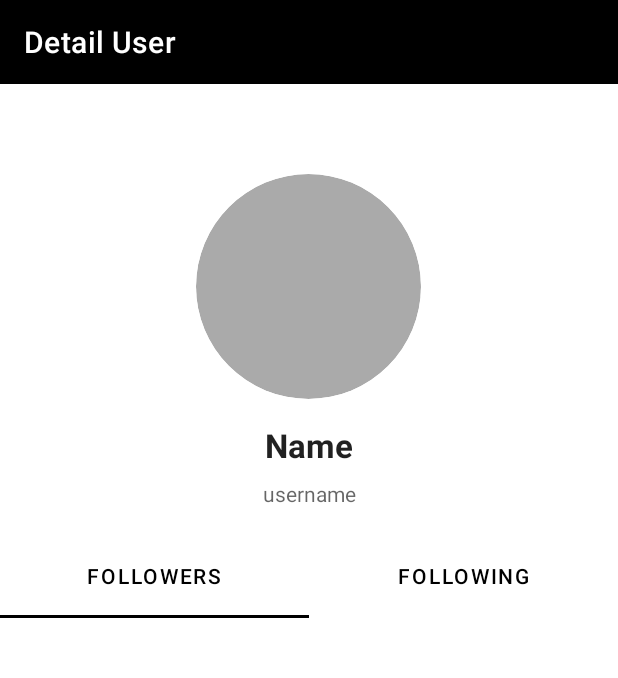
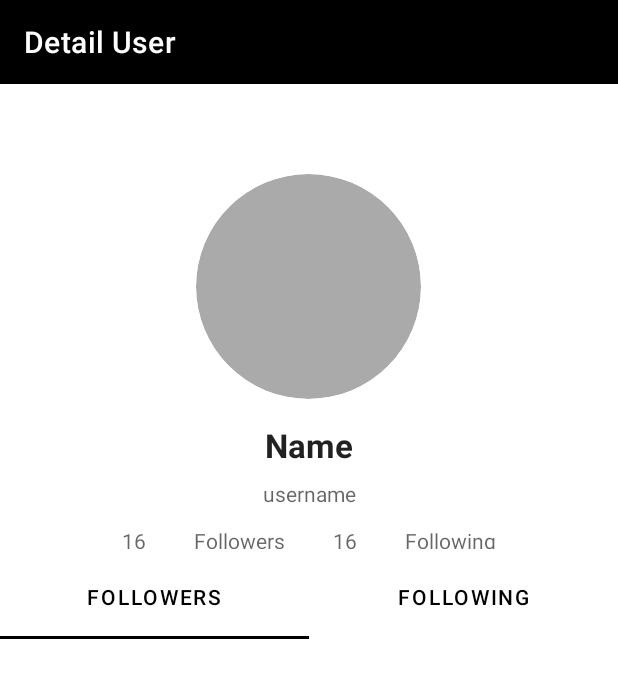
Before and after one commit to rochman25/github_user_submission, an Android app: the DetailActivity screen opened directly, with no data from a screen before it, on a phone screen of 412 x 824 dp. Shown: the top 678 px of the screen. Run offline under Robolectric (Android 15) with nearby library versions, the phone set to English and light mode, and no system bars; our stand-ins replace CircleImageView; pictures from the network do not load; 4 statements that could not run were skipped.

Commit message:
add detail user get from API

```diff
--- a/app/src/main/java/com/example/githubusersubmission/data/network/ResponseDetailUser.kt
+++ b/app/src/main/java/com/example/githubusersubmission/data/model/ResponseDetailUser.kt
@@ -1,4 +1,4 @@
-package com.example.githubusersubmission.data.network
+package com.example.githubusersubmission.data.model
 
 import com.google.gson.annotations.SerializedName
 
--- a/app/src/main/java/com/example/githubusersubmission/data/network/ApiService.kt
+++ b/app/src/main/java/com/example/githubusersubmission/data/network/ApiService.kt
@@ -1,6 +1,7 @@
 package com.example.githubusersubmission.data.network
 
 import com.example.githubusersubmission.*
+import com.example.githubusersubmission.data.model.ResponseDetailUser
 import retrofit2.Call
 import retrofit2.http.*
 
--- a/app/src/main/java/com/example/githubusersubmission/ui/DetailActivity.kt
+++ b/app/src/main/java/com/example/githubusersubmission/ui/DetailActivity.kt
@@ -2,20 +2,28 @@ package com.example.githubusersubmission.ui
 
 import androidx.appcompat.app.AppCompatActivity
 import android.os.Bundle
+import android.view.View
 import android.widget.Toolbar
 import androidx.annotation.StringRes
+import androidx.lifecycle.ViewModelProvider
 import androidx.viewpager2.widget.ViewPager2
 import com.bumptech.glide.Glide
 import com.example.githubusersubmission.R
 import com.example.githubusersubmission.data.GithubUser
 import com.example.githubusersubmission.databinding.ActivityDetailBinding
+import com.example.githubusersubmission.ui.adapter.ListUserAdapter
 import com.example.githubusersubmission.ui.adapter.SectionPagerAdapter
+import com.example.githubusersubmission.ui.view.EmptyDataObserver
+import com.example.githubusersubmission.ui.viewmodel.DetailViewModel
+import com.example.githubusersubmission.ui.viewmodel.UsersViewModel
 import com.google.android.material.tabs.TabLayout
 import com.google.android.material.tabs.TabLayoutMediator
 
 class DetailActivity : AppCompatActivity() {
 
     private lateinit var binding: ActivityDetailBinding
+    private lateinit var detailViewModel: DetailViewModel
+
     override fun onCreate(savedInstanceState: Bundle?) {
         super.onCreate(savedInstanceState)
         binding = ActivityDetailBinding.inflate(layoutInflater)
@@ -25,11 +33,6 @@ class DetailActivity : AppCompatActivity() {
         actionBar?.title = "Detail User"
 
         val user = intent.getParcelableExtra<GithubUser>(EXTRA_USER) as GithubUser
-        binding.apply {
-            txtName.text = user.name
-            txtUsername.text = user.username
-            Glide.with(applicationContext).load(user.avatar).circleCrop().into(imgPhoto)
-        }
 
         val sectionsPagerAdapter = SectionPagerAdapter(this)
         val viewPager: ViewPager2 = binding.viewPager
@@ -40,6 +43,36 @@ class DetailActivity : AppCompatActivity() {
         }.attach()
         supportActionBar?.elevation = 0f
 
+        detailViewModel = ViewModelProvider(this, ViewModelProvider.NewInstanceFactory()).get(
+            DetailViewModel::class.java)
+        detailViewModel.githubUser.observe(this, { githubUser ->
+            setDetail(githubUser)
+        })
+
+        detailViewModel.isLoading.observe(this, {
+            showLoading(it)
+        })
+
+        user.username?.let { detailViewModel.getUser(it) }
+
+    }
+
+    private fun setDetail(githubUser: GithubUser){
+        binding.apply {
+            txtUsername.text = githubUser.username
+            txtName.text = githubUser.name
+            txtFollower.text = githubUser.follower.toString()
+            txtFollowing.text = githubUser.following.toString()
+            Glide.with(applicationContext).load(githubUser.avatar).circleCrop().into(imgPhoto)
+        }
+    }
+
+    private fun showLoading(isLoading: Boolean) {
+        if(isLoading) {
+            binding.progressBar.visibility = View.VISIBLE
+        } else {
+            binding.progressBar.visibility = View.GONE
+        }
     }
 
     companion object {
--- a/app/src/main/java/com/example/githubusersubmission/ui/detail_profil/FollowerFragment.kt
+++ b/app/src/main/java/com/example/githubusersubmission/ui/detail_profil/FollowerFragment.kt
@@ -56,6 +56,11 @@ class FollowerFragment : Fragment() {
         val listUserAdapter = ListUserAdapter(listGithubUsers)
         binding.rvFollower.adapter = listUserAdapter
 
+        listUserAdapter.setOnItemClickCallback(object : ListUserAdapter.OnItemClickCallback {
+            override fun onItemClicked(data: GithubUser) {
+
+            }
+        })
 
         val emptyDataObserver = view?.let { EmptyDataObserver(binding.rvFollower, it.findViewById(R.id.empty_data_parent)) }
         emptyDataObserver?.let { listUserAdapter.registerAdapterDataObserver(it) }
--- a/app/src/main/java/com/example/githubusersubmission/ui/detail_profil/FollowingFragment.kt
+++ b/app/src/main/java/com/example/githubusersubmission/ui/detail_profil/FollowingFragment.kt
@@ -55,6 +55,11 @@ class FollowingFragment : Fragment() {
         val listUserAdapter = ListUserAdapter(listGithubUsers)
         binding.rvFollowing.adapter = listUserAdapter
 
+        listUserAdapter.setOnItemClickCallback(object : ListUserAdapter.OnItemClickCallback {
+            override fun onItemClicked(data: GithubUser) {
+
+            }
+        })
 
         val emptyDataObserver = view?.let { EmptyDataObserver(binding.rvFollowing, it.findViewById(R.id.empty_data_parent)) }
         emptyDataObserver?.let { listUserAdapter.registerAdapterDataObserver(it) }
--- /dev/null
+++ b/app/src/main/java/com/example/githubusersubmission/ui/viewmodel/DetailViewModel.kt
@@ -0,0 +1,52 @@
+package com.example.githubusersubmission.ui.viewmodel
+
+import android.util.Log
+import androidx.lifecycle.LiveData
+import androidx.lifecycle.MutableLiveData
+import androidx.lifecycle.ViewModel
+import com.example.githubusersubmission.ResponseGithubUsers
+import com.example.githubusersubmission.data.GithubUser
+import com.example.githubusersubmission.data.model.ResponseDetailUser
+import com.example.githubusersubmission.data.network.ApiConfig
+import retrofit2.Call
+import retrofit2.Callback
+import retrofit2.Response
+
+class DetailViewModel: ViewModel() {
+    private val _githubUser = MutableLiveData<GithubUser>()
+    val githubUser: LiveData<GithubUser> = _githubUser
+
+    private val _isLoading = MutableLiveData<Boolean>()
+    val isLoading: LiveData<Boolean> = _isLoading
+
+    fun getUser(username: String) {
+        _isLoading.value = true
+        val client = ApiConfig.getApiService().detailUser(username)
+        client.enqueue(object : Callback<ResponseDetailUser> {
+
+            override fun onResponse(
+                call: Call<ResponseDetailUser>,
+                response: Response<ResponseDetailUser>
+            ) {
+                _isLoading.value = false
+                if (response.isSuccessful) {
+                    val responseBody = response.body()
+                    val user = GithubUser(username,responseBody?.name,responseBody?.avatarUrl,responseBody?.company,responseBody?.location,responseBody?.publicRepos,responseBody?.followers,responseBody?.following)
+                    _githubUser.value = user
+                } else {
+                    Log.e(TAG, "onFailure: ${response.message()}")
+                }
+            }
+
+            override fun onFailure(call: Call<ResponseDetailUser>, t: Throwable) {
+                _isLoading.value = false
+                Log.e(TAG, "onFailure: ${t.message.toString()}")
+            }
+
+        })
+    }
+
+    companion object{
+        private const val TAG = "UserViewModel"
+    }
+}
--- a/app/src/main/res/layout/activity_detail.xml
+++ b/app/src/main/res/layout/activity_detail.xml
@@ -9,7 +9,7 @@
     <com.google.android.material.appbar.AppBarLayout
         android:id="@+id/app_bar"
         android:layout_width="match_parent"
-        android:layout_height="wrap_content"
+        android:layout_height="370dp"
         android:background="?attr/colorSurface">
 
         <com.google.android.material.appbar.CollapsingToolbarLayout
@@ -19,7 +19,7 @@
 
             <LinearLayout
                 android:layout_width="match_parent"
-                android:layout_height="356dp"
+                android:layout_height="wrap_content"
                 android:orientation="vertical">
 
                 <com.example.githubusersubmission.ui.view.CircleImageView
@@ -57,9 +57,60 @@
                     android:layout_marginStart="16dp"
                     android:layout_marginTop="8dp"
                     android:layout_marginEnd="16dp"
-                    android:layout_marginBottom="16dp"
                     android:text="@string/username"
                     android:textAlignment="center" />
+
+                <LinearLayout
+                    android:layout_width="match_parent"
+                    android:layout_height="wrap_content"
+                    android:orientation="horizontal"
+                    android:paddingBottom="10dp"
+                    android:gravity="center">
+
+                    <TextView
+                        android:id="@+id/txt_follower"
+                        style="@android:style/TextAppearance.Small"
+                        android:layout_width="wrap_content"
+                        android:layout_height="wrap_content"
+                        android:layout_marginStart="16dp"
+                        android:layout_marginTop="8dp"
+                        android:layout_marginEnd="16dp"
+                        android:text="@string/dummy_data"
+                        android:textAlignment="center" />
+
+                    <TextView
+                        style="@android:style/TextAppearance.Small"
+                        android:layout_width="wrap_content"
+                        android:layout_height="wrap_content"
+                        android:layout_marginStart="16dp"
+                        android:layout_marginTop="8dp"
+                        android:layout_marginEnd="16dp"
+                        android:text="@string/follower"
+                        android:textAlignment="center" />
+
+                    <TextView
+                        android:id="@+id/txt_following"
+                        style="@android:style/TextAppearance.Small"
+                        android:layout_width="wrap_content"
+                        android:layout_height="wrap_content"
+                        android:layout_marginStart="16dp"
+                        android:layout_marginTop="8dp"
+                        android:layout_marginEnd="16dp"
+                        android:text="@string/dummy_data"
+                        android:textAlignment="center" />
+
+                    <TextView
+                        style="@android:style/TextAppearance.Small"
+                        android:layout_width="wrap_content"
+                        android:layout_height="wrap_content"
+                        android:layout_marginStart="16dp"
+                        android:layout_marginTop="8dp"
+                        android:layout_marginEnd="16dp"
+                        android:text="@string/following"
+                        android:textAlignment="center" />
+
+                </LinearLayout>
+
             </LinearLayout>
 
             <androidx.appcompat.widget.Toolbar
@@ -70,6 +121,14 @@
                 android:gravity="top"
                 app:layout_collapseMode="parallax"
                 app:layout_scrollFlags="scroll|enterAlways" />
+
+            <ProgressBar
+                android:id="@+id/progressBar"
+                style="?android:attr/progressBarStyle"
+                android:layout_width="wrap_content"
+                android:layout_height="wrap_content"
+                android:layout_gravity="center"
+                tools:visibility="visible" />
 
             <com.google.android.material.tabs.TabLayout
                 android:id="@+id/tabs"
@@ -88,6 +147,8 @@
         android:id="@+id/view_pager"
         android:layout_width="match_parent"
         android:layout_height="match_parent"
-        app:layout_behavior="@string/appbar_scrolling_view_behavior" />
+        app:layout_behavior="@string/appbar_scrolling_view_behavior" >
+
+    </androidx.viewpager2.widget.ViewPager2>
 
 </androidx.coordinatorlayout.widget.CoordinatorLayout>
--- a/app/src/main/res/layout/fragment_follower.xml
+++ b/app/src/main/res/layout/fragment_follower.xml
@@ -26,6 +26,7 @@
             android:id="@+id/rv_follower"
             android:layout_width="0dp"
             android:layout_height="0dp"
+            android:clickable="false"
             app:layout_constraintBottom_toBottomOf="parent"
             app:layout_constraintEnd_toEndOf="parent"
             app:layout_constraintStart_toStartOf="parent"
--- a/app/src/main/res/layout/fragment_following.xml
+++ b/app/src/main/res/layout/fragment_following.xml
@@ -26,6 +26,7 @@
             android:id="@+id/rv_following"
             android:layout_width="0dp"
             android:layout_height="0dp"
+            android:clickable="false"
             app:layout_constraintBottom_toBottomOf="parent"
             app:layout_constraintEnd_toEndOf="parent"
             app:layout_constraintStart_toStartOf="parent"
```
